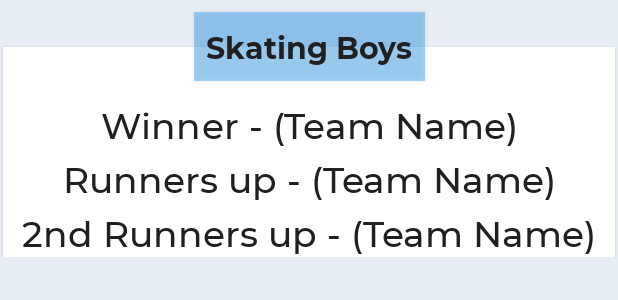
After one commit to Ashwik/Fest-Manager-App, an Android app: the layout individual_event_result.xml on its own in the app's theme, with its tools: preview values and no code run, on a phone screen of 412 x 824 dp. The commit adds this screen. Shown: the top 300 px of the screen. Run offline under Robolectric (Android 15) with nearby library versions, the phone set to English and light mode, and no system bars.

Commit message:
Add individual events result

```diff
--- /dev/null
+++ b/app/src/main/res/layout/individual_event_result.xml
@@ -0,0 +1,74 @@
+<?xml version="1.0" encoding="utf-8"?>
+<android.support.constraint.ConstraintLayout xmlns:android="http://schemas.android.com/apk/res/android"
+    android:layout_width="match_parent"
+    android:layout_height="wrap_content"
+    xmlns:app="http://schemas.android.com/apk/res-auto">
+
+    <android.support.constraint.ConstraintLayout
+        android:layout_width="match_parent"
+        android:layout_height="wrap_content"
+        android:background="@color/colorPrimary"
+        android:elevation="1dp"
+        app:layout_constraintTop_toTopOf="@+id/title"
+        android:layout_marginStart="2dp"
+        android:layout_marginEnd="2dp"
+        android:layout_marginTop="23dp">
+        <TextView
+            android:id="@+id/pos1"
+            android:layout_width="0dp"
+            android:layout_height="wrap_content"
+            android:text="Winner - (Team Name)"
+            android:textAlignment="center"
+            android:textSize="24sp"
+            android:textColor="@color/textColor"
+            android:layout_marginTop="36dp"
+            app:layout_constraintTop_toTopOf="parent"
+            app:layout_constraintStart_toStartOf="parent"
+            app:layout_constraintEnd_toEndOf="parent"
+            android:fontFamily="@font/montserratmedium" />
+        <TextView
+            android:id="@+id/pos2"
+            android:layout_width="0dp"
+            android:layout_height="wrap_content"
+            android:text="Runners up - (Team Name)"
+            android:textAlignment="center"
+            android:textSize="24sp"
+            android:textColor="@color/textColor"
+            android:layout_marginTop="4dp"
+            app:layout_constraintTop_toBottomOf="@+id/pos1"
+            app:layout_constraintStart_toStartOf="parent"
+            app:layout_constraintEnd_toEndOf="parent"
+            android:fontFamily="@font/montserratmedium" />
+        <TextView
+            android:id="@+id/pos3"
+            android:layout_width="0dp"
+            android:layout_height="wrap_content"
+            android:text="2nd Runners up - (Team Name)"
+            android:textAlignment="center"
+            android:textSize="24sp"
+            android:textColor="@color/textColor"
+            android:layout_marginTop="4dp"
+            app:layout_constraintTop_toBottomOf="@+id/pos2"
+            app:layout_constraintStart_toStartOf="parent"
+            app:layout_constraintEnd_toEndOf="parent"
+            android:fontFamily="@font/montserratmedium" />
+
+    </android.support.constraint.ConstraintLayout>
+    <TextView
+        android:id="@+id/title"
+        android:layout_width="wrap_content"
+        android:layout_height="46dp"
+        android:text="Skating Boys"
+        android:gravity="center"
+        android:textSize="20sp"
+        android:elevation="2dp"
+        android:background="@color/colorPrimaryDark"
+        android:padding="8dp"
+        android:textAlignment="center"
+        android:textColor="@color/textColor"
+        android:fontFamily="@font/montserratbold"
+        android:layout_marginTop="8dp"
+        app:layout_constraintTop_toTopOf="parent"
+        app:layout_constraintStart_toStartOf="parent"
+        app:layout_constraintEnd_toEndOf="parent"/>
+</android.support.constraint.ConstraintLayout>
```
Also changed, not shown: app/src/main/java/com/dota/arena2019/adapter/IndividualEventAdapter.java (added, +54 -0 lines), app/src/main/java/com/dota/arena2019/fragment/MatchesSectionFragment.java (+46 -6 lines), app/src/main/java/com/dota/arena2019/model/IndividualEvent.java (added, +37 -0 lines).
